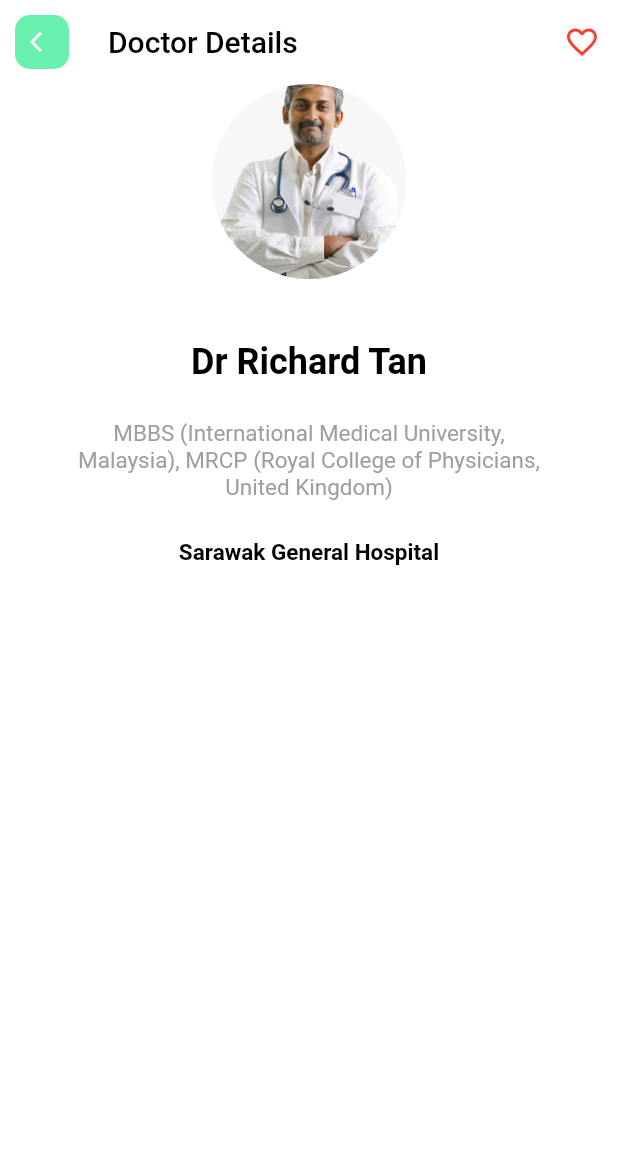
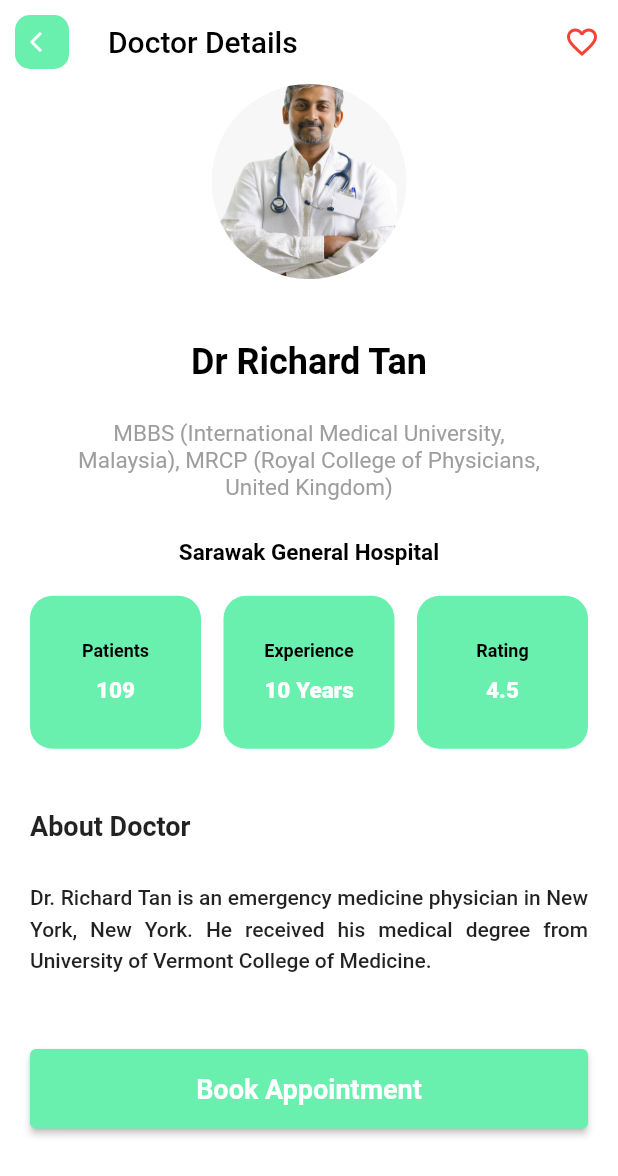
Before and after one commit to CPAD-Gazipur/doc_app, a Flutter app: the DoctorDetailsScreen screen opened by its route, on a phone screen of 412 x 824 dp. Shown: the top 1176 px of the screen. Run offline on Flutter 3.47's test engine with Material 2 defaults, Android fonts, the phone set to English and light mode, and no system bars; our stand-ins replace font_awesome_flutter.

Commit message:
DocApp: DOCTOR DETAILS UI COMPLETE

```diff
--- a/lib/components/components.dart
+++ b/lib/components/components.dart
@@ -1,3 +1,4 @@
 export 'custom_button.dart';
 export 'doctor_card.dart';
+export 'info_card.dart';
 export 'schedule_card.dart';
--- /dev/null
+++ b/lib/components/info_card.dart
@@ -0,0 +1,50 @@
+import 'package:doc_app/utils/utils.dart';
+import 'package:flutter/material.dart';
+
+class InfoCard extends StatelessWidget {
+  final String label;
+  final String value;
+
+  const InfoCard({
+    Key? key,
+    required this.label,
+    required this.value,
+  }) : super(key: key);
+
+  @override
+  Widget build(BuildContext context) {
+    return Expanded(
+      child: Container(
+        padding: const EdgeInsets.symmetric(
+          vertical: 30,
+          horizontal: 10,
+        ),
+        decoration: BoxDecoration(
+          borderRadius: BorderRadius.circular(15),
+          color: Config.primaryColor,
+        ),
+        child: Column(
+          children: [
+            Text(
+              label,
+              style: const TextStyle(
+                fontSize: 12,
+                fontWeight: FontWeight.w600,
+                color: Colors.black,
+              ),
+            ),
+            const SizedBox(height: 10),
+            Text(
+              value,
+              style: const TextStyle(
+                fontSize: 15,
+                fontWeight: FontWeight.w800,
+                color: Colors.white,
+              ),
+            ),
+          ],
+        ),
+      ),
+    );
+  }
+}
--- /dev/null
+++ b/lib/screens/doctor_details/components/doctor_about_info_card_section.dart
@@ -0,0 +1,28 @@
+import 'package:doc_app/components/info_card.dart';
+import 'package:flutter/material.dart';
+
+class DoctorAboutInfoCardSection extends StatelessWidget {
+  const DoctorAboutInfoCardSection({Key? key}) : super(key: key);
+
+  @override
+  Widget build(BuildContext context) {
+    return Row(
+      children: const [
+        InfoCard(
+          label: 'Patients',
+          value: '109',
+        ),
+        SizedBox(width: 15),
+        InfoCard(
+          label: 'Experience',
+          value: '10 Years',
+        ),
+        SizedBox(width: 15),
+        InfoCard(
+          label: 'Rating',
+          value: '4.5',
+        ),
+      ],
+    );
+  }
+}
--- a/lib/screens/doctor_details/components/doctor_about_info_section.dart
+++ /dev/null
@@ -1,14 +0,0 @@
-import 'package:doc_app/utils/utils.dart';
-import 'package:flutter/cupertino.dart';
-
-class DoctorAboutInfoSection extends StatelessWidget {
-  const DoctorAboutInfoSection({Key? key}) : super(key: key);
-
-  @override
-  Widget build(BuildContext context) {
-    Config().init(context);
-    return Row(
-      children: [],
-    );
-  }
-}
--- a/lib/screens/doctor_details/components/doctor_profile_details_section.dart
+++ b/lib/screens/doctor_details/components/doctor_profile_details_section.dart
@@ -1,4 +1,4 @@
-import 'package:doc_app/screens/doctor_details/components/doctor_about_info_section.dart';
+import 'package:doc_app/screens/screens.dart';
 import 'package:doc_app/utils/utils.dart';
 import 'package:flutter/material.dart';
 
@@ -13,9 +13,28 @@ class DoctorProfileDetailsSection extends StatelessWidget {
       margin: const EdgeInsets.only(bottom: 30),
       child: Column(
         crossAxisAlignment: CrossAxisAlignment.stretch,
-        children: const [
+        children: [
+          const DoctorAboutInfoCardSection(),
+          Config.spaceMedium,
+          const Text(
+            'About Doctor',
+            style: TextStyle(
+              fontSize: 18,
+              fontWeight: FontWeight.w600,
+            ),
+          ),
           Config.spaceSmall,
-          DoctorAboutInfoSection(),
+          const Text(
+            'Dr. Richard Tan is an emergency medicine physician in New York, '
+            'New York. He received his medical degree from University of '
+            'Vermont College of Medicine.',
+            style: TextStyle(
+              height: 1.5,
+              fontWeight: FontWeight.w500,
+            ),
+            textAlign: TextAlign.justify,
+            softWrap: true,
+          ),
         ],
       ),
     );
--- a/lib/screens/doctor_details/doctor_details_screen.dart
+++ b/lib/screens/doctor_details/doctor_details_screen.dart
@@ -1,3 +1,4 @@
+import 'package:doc_app/components/components.dart';
 import 'package:doc_app/components/custom_app_bar.dart';
 import 'package:doc_app/screens/screens.dart';
 import 'package:flutter/material.dart';
@@ -34,11 +35,26 @@ class _DoctorDetailsScreenState extends State<DoctorDetailsScreen> {
         ],
       ),
       body: SafeArea(
-        child: Column(
-          children: const [
-            DoctorProfileInfoSection(),
-            DoctorProfileDetailsSection(),
-          ],
+        child: SingleChildScrollView(
+          physics: const BouncingScrollPhysics(),
+          child: Column(
+            children: [
+              const DoctorProfileInfoSection(),
+              const DoctorProfileDetailsSection(),
+              Padding(
+                padding: const EdgeInsets.only(
+                  left: 20,
+                  right: 20,
+                  bottom: 20,
+                ),
+                child: CustomButton(
+                  onPressed: () {},
+                  width: double.infinity,
+                  title: 'Book Appointment',
+                ),
+              ),
+            ],
+          ),
         ),
       ),
     );
--- a/lib/screens/screens.dart
+++ b/lib/screens/screens.dart
@@ -2,7 +2,7 @@ export 'appointment/appointment_screen.dart';
 export 'auth/auth_screen.dart';
 export 'auth/components/login_form.dart';
 export 'auth/components/social_login_button.dart';
-export 'doctor_details/components/doctor_about_info_section.dart';
+export 'doctor_details/components/doctor_about_info_card_section.dart';
 export 'doctor_details/components/doctor_profile_details_section.dart';
 export 'doctor_details/components/doctor_profile_info_section.dart';
 export 'doctor_details/doctor_details_screen.dart';
```
